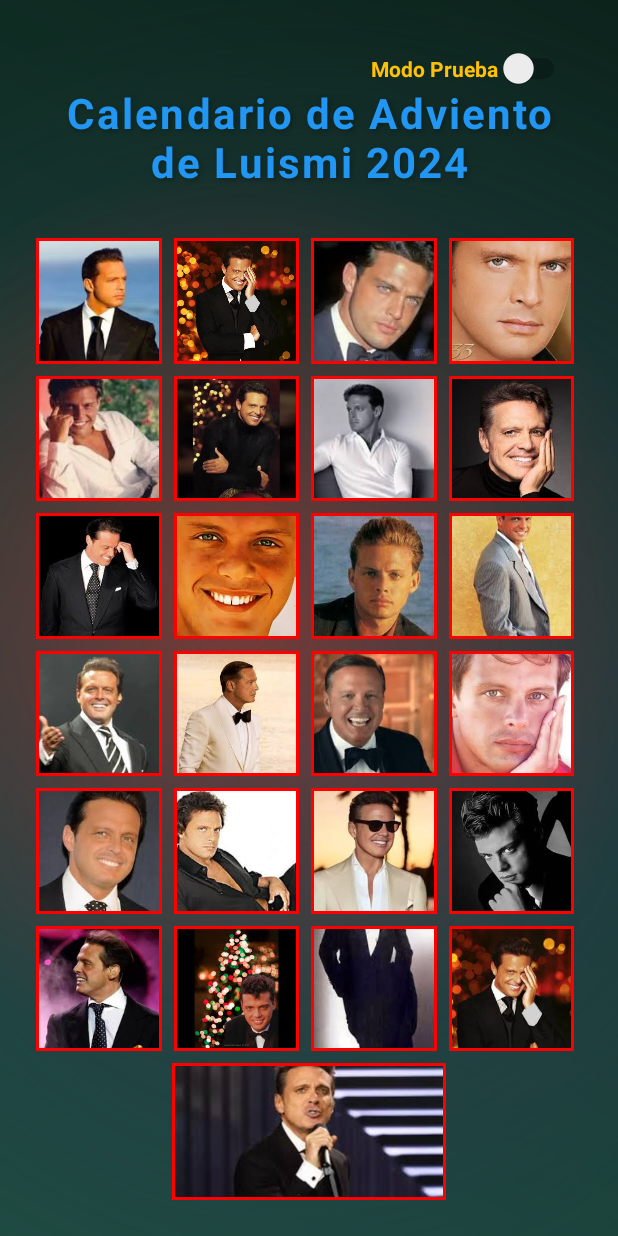
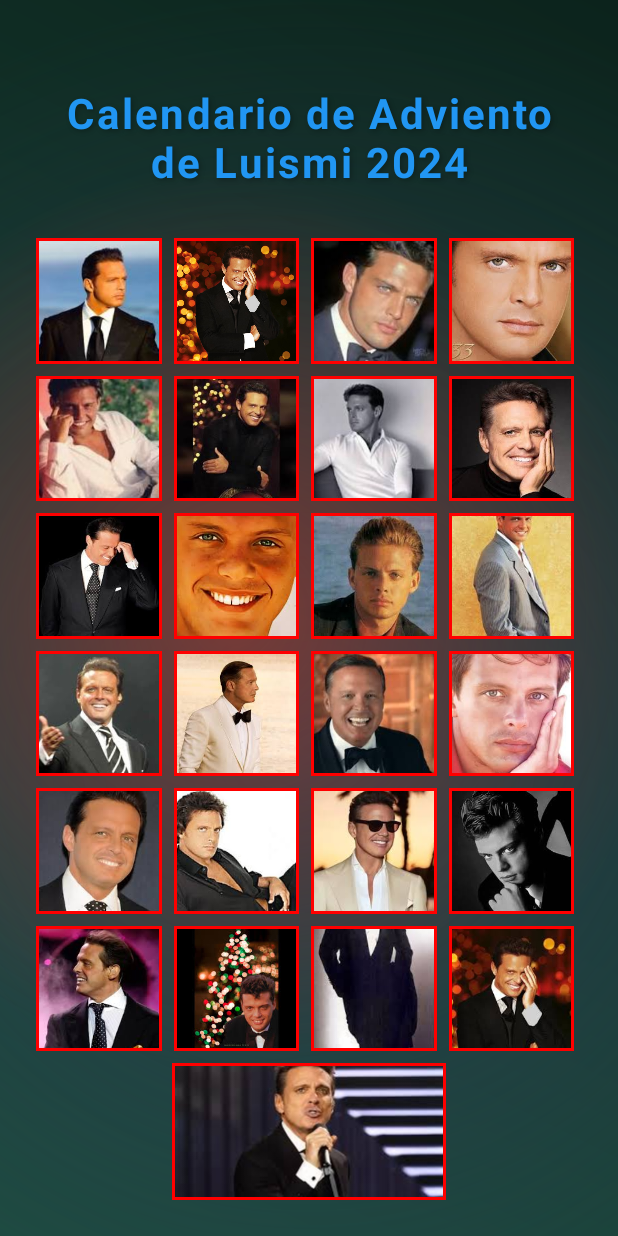
Before and after one commit to NNKTV28/El-Adviento-de-LuisMi--, an Android app built with Jetpack Compose: the screen it shows after launch (MainActivity), after a tap on an icon or button, on a phone screen of 412 x 824 dp. Run offline under Robolectric (Android 15) with nearby library versions, the phone set to English and light mode, and no system bars.

Commit message:
Remove test mode functionality for production release
- Remove test mode switch and day picker UI
- Remove testing variables and logic from MainActivity
- Restore production behavior (only December days unlocked)
- Remove NumberPickerStyle from themes
- Keep all music service and notification features

```diff
--- a/app/src/main/java/com/example/luismixmascalendar/MainActivity.kt
+++ b/app/src/main/java/com/example/luismixmascalendar/MainActivity.kt
@@ -12,8 +12,6 @@ import java.util.*
 
 class MainActivity : ComponentActivity() {
     private lateinit var db: SQLiteDatabase
-    private var testing = false // Testing mode
-    private var testingDay = 25 // Current day for testing
     private val imageViews = mutableListOf<ImageView>()
     @SuppressLint("SetTextI18", "DiscouragedApi")
     override fun onCreate(savedInstanceState: Bundle?) {
@@ -22,9 +20,6 @@ class MainActivity : ComponentActivity() {
 
         db = openOrCreateDatabase("admin.db", MODE_PRIVATE, null)
         db.execSQL("CREATE TABLE IF NOT EXISTS opened_days (day INTEGER PRIMARY KEY)")
-
-        // Setup testing mode UI
-        setupTestingMode()
 
         // Show advent calendar for days 1-24
         for (i in 1..24) {
@@ -37,28 +32,6 @@ class MainActivity : ComponentActivity() {
         // Setup day 25 special square
         val imageView25 = findViewById<ImageView>(R.id.imageView25)
         setupImageView(imageView25, 25)
-    }
-
-    private fun setupTestingMode() {
-        val testModeSwitch = findViewById<Switch>(R.id.testModeSwitch)
-        val testDayPicker = findViewById<NumberPicker>(R.id.testDayPicker)
-        val testingLayout = findViewById<LinearLayout>(R.id.testingLayout)
-
-        // Setup number picker
-        testDayPicker.minValue = 1
-        testDayPicker.maxValue = 25
-        testDayPicker.value = testingDay
-        testDayPicker.wrapSelectorWheel = false
-
-        testDayPicker.setOnValueChangedListener { _, _, newVal ->
-            testingDay = newVal
-        }
-
-        testModeSwitch.setOnCheckedChangeListener { _, isChecked ->
-            testing = isChecked
-            testingLayout.visibility = if (isChecked) View.VISIBLE else View.GONE
-            Toast.makeText(this, if (isChecked) "Modo de prueba activado" else "Modo de prueba desactivado", Toast.LENGTH_SHORT).show()
-        }
     }
     @SuppressLint("SetTextI18", "DiscouragedApi")
     private fun setupImageView(imageView: ImageView, day: Int) {
@@ -78,15 +51,9 @@ class MainActivity : ComponentActivity() {
         imageView.setOnClickListener {
             val calendar = Calendar.getInstance()
             val currentMonth = calendar.get(Calendar.MONTH)
-            val currentDay = if (testing) testingDay else calendar.get(Calendar.DAY_OF_MONTH)
+            val currentDay = calendar.get(Calendar.DAY_OF_MONTH)
 
-            val canOpen = if (testing) {
-                day <= testingDay
-            } else {
-                currentMonth == Calendar.DECEMBER && day <= currentDay
-            }
-
-            if (canOpen) {
+            if (currentMonth == Calendar.DECEMBER && day <= currentDay) {
                 openDay(day)
                 imageView.foreground = getDrawable(R.drawable.green_border)
             } else {
--- a/app/src/main/res/layout/main_activity.xml
+++ b/app/src/main/res/layout/main_activity.xml
@@ -6,46 +6,6 @@
     android:layout_height="match_parent"
     android:background="@drawable/app_background"
     android:padding="24dp">
-
-    <Switch
-        android:id="@+id/testModeSwitch"
-        android:layout_width="wrap_content"
-        android:layout_height="wrap_content"
-        android:text="Modo Prueba"
-        android:textColor="#FFC107"
-        android:textStyle="bold"
-        app:layout_constraintTop_toTopOf="parent"
-        app:layout_constraintEnd_toEndOf="parent"
-        android:layout_marginTop="8dp"
-        android:layout_marginEnd="8dp" />
-
-    <LinearLayout
-        android:id="@+id/testingLayout"
-        android:layout_width="wrap_content"
-        android:layout_height="wrap_content"
-        android:orientation="horizontal"
-        android:visibility="gone"
-        android:background="#80000000"
-        android:padding="8dp"
-        app:layout_constraintTop_toBottomOf="@id/testModeSwitch"
-        app:layout_constraintEnd_toEndOf="parent"
-        android:layout_marginEnd="8dp">
-
-        <TextView
-            android:layout_width="wrap_content"
-            android:layout_height="wrap_content"
-            android:text="Día:"
-            android:textColor="#FFFFFF"
-            android:textStyle="bold"
-            android:layout_gravity="center_vertical"
-            android:layout_marginEnd="8dp" />
-
-        <NumberPicker
-            android:id="@+id/testDayPicker"
-            android:layout_width="wrap_content"
-            android:layout_height="120dp"
-            android:theme="@style/NumberPickerStyle" />
-    </LinearLayout>
 
     <TextView
         android:id="@+id/textView"
--- a/app/src/main/res/values/themes.xml
+++ b/app/src/main/res/values/themes.xml
@@ -2,9 +2,4 @@
 <resources>
 
     <style name="Theme.LuismiXmasCalendar" parent="android:Theme.Material.Light.NoActionBar" />
-
-    <style name="NumberPickerStyle">
-        <item name="android:textColor">#FFFFFF</item>
-        <item name="android:textSize">20sp</item>
-    </style>
 </resources>
```
